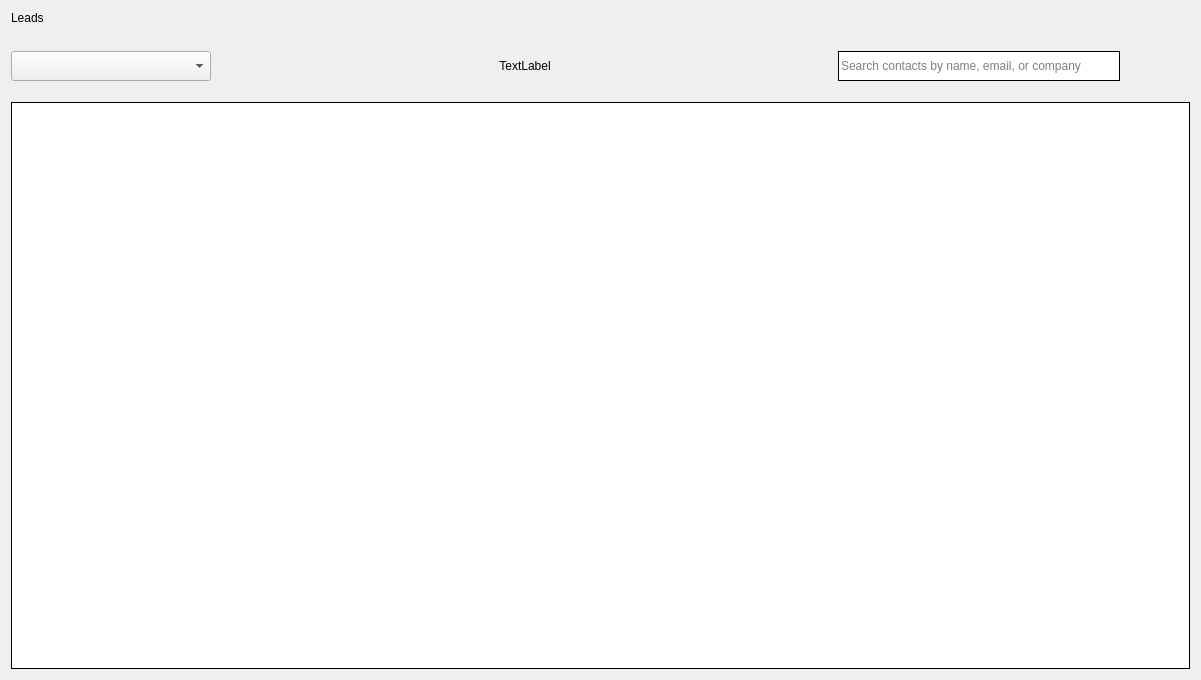
Above: CRM/views/ui/leads_landing.ui from ImGaby123/SalesOptimizer-CRM before the change. Below: the same form after it.
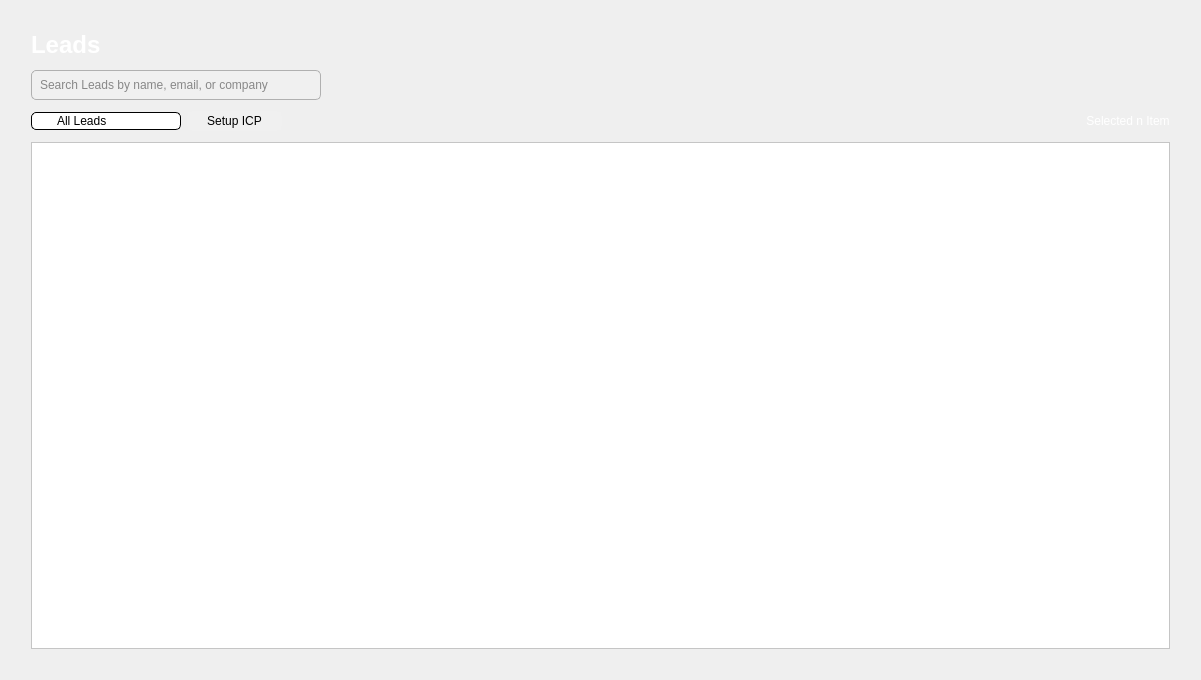
That is the form after the change. Icons and pictures are not drawn.

Commit message: adding contact to leads done; setup leads landing page with all objects setup except more details on menu option

The edit to the form file:
```diff
--- a/CRM/views/ui/leads_landing.ui
+++ b/CRM/views/ui/leads_landing.ui
@@ -13,11 +13,56 @@
   <property name="windowTitle">
    <string>Leads</string>
   </property>
+  <property name="styleSheet">
+   <string notr="true"/>
+  </property>
   <layout class="QGridLayout" name="gridLayout_3">
    <item row="0" column="0">
+    <spacer name="verticalSpacer">
+     <property name="orientation">
+      <enum>Qt::Orientation::Vertical</enum>
+     </property>
+     <property name="sizeHint" stdset="0">
+      <size>
+       <width>20</width>
+       <height>40</height>
+      </size>
+     </property>
+    </spacer>
+   </item>
+   <item row="0" column="1">
     <layout class="QGridLayout" name="gridLayout">
-     <item row="2" column="0">
-      <layout class="QHBoxLayout" name="horizontalLayout_22">
+     <item row="10" column="0">
+      <widget class="QTableWidget" name="leads_tbl">
+       <property name="mouseTracking">
+        <bool>false</bool>
+       </property>
+       <property name="styleSheet">
+        <string notr="true">QTableWidget {
+	background-color: rgb(255, 255, 255);
+	alternate-background-color: rgb(235, 235, 235);
+}
+</string>
+       </property>
+       <property name="alternatingRowColors">
+        <bool>true</bool>
+       </property>
+       <attribute name="horizontalHeaderCascadingSectionResizes">
+        <bool>false</bool>
+       </attribute>
+       <attribute name="horizontalHeaderDefaultSectionSize">
+        <number>200</number>
+       </attribute>
+       <attribute name="horizontalHeaderStretchLastSection">
+        <bool>true</bool>
+       </attribute>
+      </widget>
+     </item>
+     <item row="6" column="0">
+      <layout class="QGridLayout" name="gridLayout_2"/>
+     </item>
+     <item row="5" column="0">
+      <layout class="QHBoxLayout" name="horizontalLayout_23">
        <item>
         <widget class="QComboBox" name="sort_combo">
          <property name="sizePolicy">
@@ -29,23 +74,49 @@
          <property name="minimumSize">
           <size>
            <width>0</width>
-           <height>30</height>
+           <height>10</height>
           </size>
          </property>
          <property name="maximumSize">
           <size>
-           <width>200</width>
+           <width>150</width>
            <height>16777215</height>
           </size>
          </property>
          <property name="styleSheet">
-          <string notr="true"/>
+          <string notr="true">QComboBox {
+    border: 1px solid #000;
+    border-radius: 5px;
+    padding-left: 10px; /* Space for text, since arrow is on the left */
+    padding-right: 10px; /* Adjust right padding */
+    background-color: white;
+}
+
+/* Drop-down button */
+QComboBox::drop-down {
+    border: none;
+    width: 10px;  /* Adjust dropdown size */
+    subcontrol-position: left center;  /* Ensures arrow is on the left */
+    padding-left: 5px;
+}
+
+/* Down Arrow (Icon) */
+QComboBox::down-arrow {
+    image: url(:/Resources/dropdown.svg);
+    width: 16px;
+    height: 16px;
+    margin-left: 5px; /* Space from the left */
+}
+</string>
          </property>
          <property name="editable">
           <bool>false</bool>
          </property>
          <property name="placeholderText">
-          <string>Sort contacts by:</string>
+          <string>All Leads</string>
+         </property>
+         <property name="frame">
+          <bool>true</bool>
          </property>
          <item>
           <property name="text">
@@ -65,7 +136,56 @@
         </widget>
        </item>
        <item>
-        <spacer name="horizontalSpacer_2">
+        <widget class="QPushButton" name="set_icp_btn">
+         <property name="sizePolicy">
+          <sizepolicy hsizetype="Preferred" vsizetype="Preferred">
+           <horstretch>0</horstretch>
+           <verstretch>0</verstretch>
+          </sizepolicy>
+         </property>
+         <property name="minimumSize">
+          <size>
+           <width>0</width>
+           <height>0</height>
+          </size>
+         </property>
+         <property name="maximumSize">
+          <size>
+           <width>16777215</width>
+           <height>16777215</height>
+          </size>
+         </property>
+         <property name="styleSheet">
+          <string notr="true">QPushButton {
+    background-color: rgb(240, 240, 240);  /* Light gray background */
+    border: none;
+    color: rgb(0, 0, 0);  /* Black text */
+    border-radius: 5px;
+    text-align: center;
+	padding-left: 20px;
+    padding-right: 20px;
+}
+
+QPushButton:hover {
+    background-color: rgb(200, 200, 200);  /* Darker gray on hover */
+    color: rgb(0, 0, 0);
+}
+
+QPushButton:pressed {
+    background-color: rgb(180, 180, 180);  /* Darker gray on press */
+}
+</string>
+         </property>
+         <property name="text">
+          <string>Setup ICP</string>
+         </property>
+         <property name="flat">
+          <bool>false</bool>
+         </property>
+        </widget>
+       </item>
+       <item>
+        <spacer name="horizontalSpacer_4">
          <property name="orientation">
           <enum>Qt::Orientation::Horizontal</enum>
          </property>
@@ -82,27 +202,21 @@
          <property name="enabled">
           <bool>true</bool>
          </property>
+         <property name="styleSheet">
+          <string notr="true">color: white</string>
+         </property>
          <property name="text">
-          <string>TextLabel</string>
+          <string>Selected n Item</string>
          </property>
          <property name="alignment">
           <set>Qt::AlignmentFlag::AlignCenter</set>
          </property>
         </widget>
        </item>
-       <item>
-        <spacer name="horizontalSpacer">
-         <property name="orientation">
-          <enum>Qt::Orientation::Horizontal</enum>
-         </property>
-         <property name="sizeHint" stdset="0">
-          <size>
-           <width>40</width>
-           <height>20</height>
-          </size>
-         </property>
-        </spacer>
-       </item>
+      </layout>
+     </item>
+     <item row="3" column="0">
+      <layout class="QHBoxLayout" name="horizontalLayout_22">
        <item>
         <widget class="QLineEdit" name="search_line">
          <property name="sizePolicy">
@@ -124,15 +238,25 @@
           </size>
          </property>
          <property name="styleSheet">
-          <string notr="true">QLineEdit{
-	border: 1px solid black;
+          <string notr="true">QLineEdit {
+    background-color: #f0f0f0;  /* Light gray background */
+    border-radius: 5px;
+    border: 1px solid #b0b0b0;  /* Subtle border */
+    color: #202020;  /* Dark text for contrast */
+    padding: 6px;
+    selection-background-color: #3498db;  /* Highlight color */
+}
+
+/* Placeholder Text */
+QLineEdit:placeholder {
+    color: #888888;  /* Soft gray placeholder */
 }</string>
          </property>
          <property name="frame">
           <bool>true</bool>
          </property>
          <property name="placeholderText">
-          <string>Search contacts by name, email, or company</string>
+          <string>Search Leads by name, email, or company</string>
          </property>
          <property name="cursorMoveStyle">
           <enum>Qt::CursorMoveStyle::LogicalMoveStyle</enum>
@@ -142,6 +266,19 @@
          </property>
         </widget>
        </item>
+       <item>
+        <spacer name="horizontalSpacer">
+         <property name="orientation">
+          <enum>Qt::Orientation::Horizontal</enum>
+         </property>
+         <property name="sizeHint" stdset="0">
+          <size>
+           <width>40</width>
+           <height>20</height>
+          </size>
+         </property>
+        </spacer>
+       </item>
        <item>
         <layout class="QHBoxLayout" name="horizontalLayout_6">
          <property name="spacing">
@@ -223,65 +360,47 @@
        </item>
       </layout>
      </item>
-     <item row="4" column="0">
-      <spacer name="verticalSpacer_43">
+     <item row="0" column="0">
+      <spacer name="horizontalSpacer_2">
        <property name="orientation">
-        <enum>Qt::Orientation::Vertical</enum>
+        <enum>Qt::Orientation::Horizontal</enum>
        </property>
-       <property name="sizeType">
-        <enum>QSizePolicy::Policy::Maximum</enum>
+       <property name="sizeHint" stdset="0">
+        <size>
+         <width>40</width>
+         <height>20</height>
+        </size>
        </property>
+      </spacer>
+     </item>
+     <item row="2" column="0">
+      <spacer name="horizontalSpacer_6">
+       <property name="orientation">
+        <enum>Qt::Orientation::Horizontal</enum>
+       </property>
        <property name="sizeHint" stdset="0">
         <size>
-         <width>20</width>
-         <height>15</height>
+         <width>40</width>
+         <height>5</height>
         </size>
        </property>
       </spacer>
      </item>
      <item row="7" column="0">
-      <widget class="QTableWidget" name="contacts_tbl">
-       <property name="mouseTracking">
-        <bool>false</bool>
+      <spacer name="horizontalSpacer_5">
+       <property name="orientation">
+        <enum>Qt::Orientation::Horizontal</enum>
        </property>
-       <property name="styleSheet">
-        <string notr="true">QTableWidget {
-border: 1px solid black;
-}
-</string>
+       <property name="sizeHint" stdset="0">
+        <size>
+         <width>40</width>
+         <height>5</height>
+        </size>
        </property>
-       <attribute name="horizontalHeaderCascadingSectionResizes">
-        <bool>false</bool>
-       </attribute>
-       <attribute name="horizontalHeaderDefaultSectionSize">
-        <number>200</number>
-       </attribute>
-       <attribute name="horizontalHeaderStretchLastSection">
-        <bool>true</bool>
-       </attribute>
-      </widget>
-     </item>
-     <item row="3" column="0">
-      <layout class="QGridLayout" name="gridLayout_2"/>
+      </spacer>
      </item>
      <item row="1" column="0">
-      <spacer name="verticalSpacer_41">
-       <property name="orientation">
-        <enum>Qt::Orientation::Vertical</enum>
-       </property>
-       <property name="sizeType">
-        <enum>QSizePolicy::Policy::Maximum</enum>
-       </property>
-       <property name="sizeHint" stdset="0">
-        <size>
-         <width>20</width>
-         <height>20</height>
-        </size>
-       </property>
-      </spacer>
-     </item>
-     <item row="0" column="0">
-      <widget class="QLabel" name="leads">
+      <widget class="QLabel" name="leads_txt">
        <property name="sizePolicy">
         <sizepolicy hsizetype="Expanding" vsizetype="Fixed">
          <horstretch>0</horstretch>
@@ -294,17 +413,64 @@
          <height>0</height>
         </size>
        </property>
+       <property name="font">
+        <font>
+         <family>Segoe UI</family>
+         <pointsize>18</pointsize>
+         <italic>false</italic>
+         <bold>true</bold>
+        </font>
+       </property>
        <property name="styleSheet">
-        <string notr="true">font: 18pt &quot;Segoe UI&quot;;
-background: transparent;</string>
+        <string notr="true">background: transparent;
+color: #fff;</string>
        </property>
        <property name="text">
         <string>Leads</string>
        </property>
       </widget>
      </item>
+     <item row="4" column="0">
+      <spacer name="horizontalSpacer_3">
+       <property name="orientation">
+        <enum>Qt::Orientation::Horizontal</enum>
+       </property>
+       <property name="sizeHint" stdset="0">
+        <size>
+         <width>40</width>
+         <height>5</height>
+        </size>
+       </property>
+      </spacer>
+     </item>
+     <item row="11" column="0">
+      <spacer name="horizontalSpacer_7">
+       <property name="orientation">
+        <enum>Qt::Orientation::Horizontal</enum>
+       </property>
+       <property name="sizeHint" stdset="0">
+        <size>
+         <width>40</width>
+         <height>20</height>
+        </size>
+       </property>
+      </spacer>
+     </item>
     </layout>
    </item>
+   <item row="0" column="2">
+    <spacer name="verticalSpacer_2">
+     <property name="orientation">
+      <enum>Qt::Orientation::Vertical</enum>
+     </property>
+     <property name="sizeHint" stdset="0">
+      <size>
+       <width>20</width>
+       <height>40</height>
+      </size>
+     </property>
+    </spacer>
+   </item>
   </layout>
  </widget>
  <resources>
```
Left out of the diff: 36 changed lines with no effect on the pictures. The commit also changes 20 other files.
